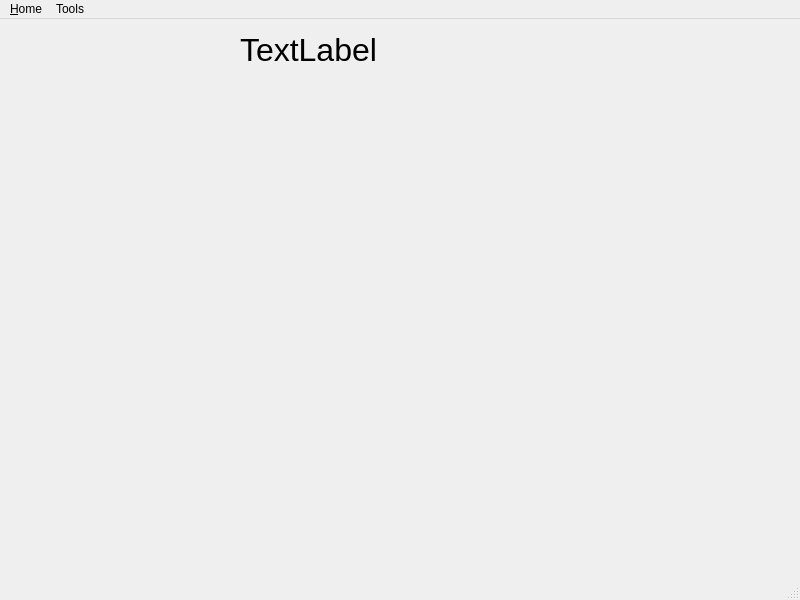
Qt form ui/main.ui (Jerrybibo/ricette-italiana-scraper) before a commit.
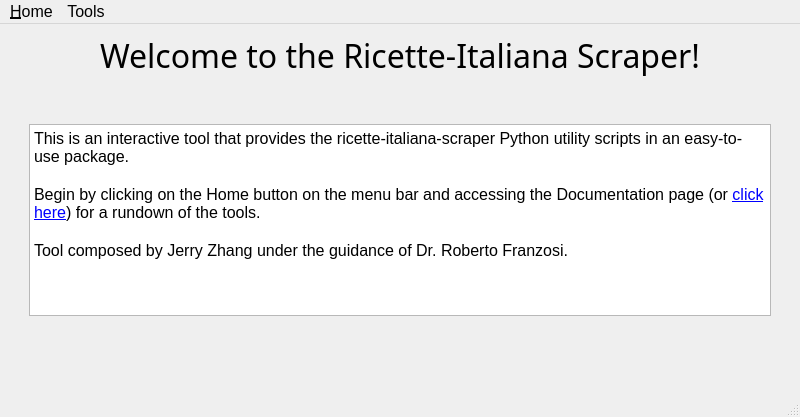
The same form after that commit.

Commit message: Completed glossario-scraper.py and uploaded output Progress on main.ui

```diff
--- a/ui/main.ui
+++ b/ui/main.ui
@@ -7,31 +7,146 @@
     <x>0</x>
     <y>0</y>
     <width>800</width>
-    <height>600</height>
+    <height>417</height>
    </rect>
   </property>
+  <property name="sizePolicy">
+   <sizepolicy hsizetype="Fixed" vsizetype="Fixed">
+    <horstretch>0</horstretch>
+    <verstretch>0</verstretch>
+   </sizepolicy>
+  </property>
+  <property name="minimumSize">
+   <size>
+    <width>800</width>
+    <height>417</height>
+   </size>
+  </property>
+  <property name="maximumSize">
+   <size>
+    <width>800</width>
+    <height>417</height>
+   </size>
+  </property>
   <property name="windowTitle">
    <string>Ricette-Italiana Scraper Utility</string>
   </property>
   <widget class="QWidget" name="centralwidget">
-   <widget class="QLabel" name="label">
-    <property name="geometry">
-     <rect>
-      <x>240</x>
-      <y>10</y>
-      <width>321</width>
-      <height>41</height>
-     </rect>
-    </property>
-    <property name="font">
-     <font>
-      <pointsize>24</pointsize>
-     </font>
-    </property>
-    <property name="text">
-     <string>TextLabel</string>
-    </property>
-   </widget>
+   <property name="sizePolicy">
+    <sizepolicy hsizetype="Fixed" vsizetype="Fixed">
+     <horstretch>0</horstretch>
+     <verstretch>0</verstretch>
+    </sizepolicy>
+   </property>
+   <layout class="QGridLayout" name="gridLayout_2">
+    <item row="0" column="1">
+     <widget class="QLabel" name="title_label">
+      <property name="font">
+       <font>
+        <family>Segoe UI Light</family>
+        <pointsize>24</pointsize>
+       </font>
+      </property>
+      <property name="text">
+       <string>Welcome to the Ricette-Italiana Scraper!</string>
+      </property>
+      <property name="alignment">
+       <set>Qt::AlignCenter</set>
+      </property>
+     </widget>
+    </item>
+    <item row="1" column="1">
+     <spacer name="verticalSpacer">
+      <property name="orientation">
+       <enum>Qt::Vertical</enum>
+      </property>
+      <property name="sizeType">
+       <enum>QSizePolicy::Minimum</enum>
+      </property>
+      <property name="sizeHint" stdset="0">
+       <size>
+        <width>20</width>
+        <height>40</height>
+       </size>
+      </property>
+     </spacer>
+    </item>
+    <item row="2" column="0">
+     <spacer name="horizontalSpacer">
+      <property name="orientation">
+       <enum>Qt::Horizontal</enum>
+      </property>
+      <property name="sizeType">
+       <enum>QSizePolicy::Maximum</enum>
+      </property>
+      <property name="sizeHint" stdset="0">
+       <size>
+        <width>20</width>
+        <height>20</height>
+       </size>
+      </property>
+     </spacer>
+    </item>
+    <item row="2" column="1">
+     <widget class="QTextBrowser" name="textBrowser">
+      <property name="sizePolicy">
+       <sizepolicy hsizetype="Preferred" vsizetype="Preferred">
+        <horstretch>0</horstretch>
+        <verstretch>0</verstretch>
+       </sizepolicy>
+      </property>
+      <property name="font">
+       <font>
+        <family>Segoe UI</family>
+        <pointsize>12</pointsize>
+       </font>
+      </property>
+      <property name="autoFillBackground">
+       <bool>false</bool>
+      </property>
+      <property name="html">
+       <string>&lt;!DOCTYPE HTML PUBLIC &quot;-//W3C//DTD HTML 4.0//EN&quot; &quot;http://www.w3.org/TR/REC-html40/strict.dtd&quot;&gt;
+&lt;html&gt;&lt;head&gt;&lt;meta name=&quot;qrichtext&quot; content=&quot;1&quot; /&gt;&lt;style type=&quot;text/css&quot;&gt;
+p, li { white-space: pre-wrap; }
+&lt;/style&gt;&lt;/head&gt;&lt;body style=&quot; font-family:'Segoe UI'; font-size:12pt; font-weight:400; font-style:normal;&quot;&gt;
+&lt;p style=&quot; margin-top:0px; margin-bottom:0px; margin-left:0px; margin-right:0px; -qt-block-indent:0; text-indent:0px;&quot;&gt;&lt;span style=&quot; font-family:'MS Shell Dlg 2';&quot;&gt;This is an interactive tool that provides the ricette-italiana-scraper Python utility scripts in an easy-to-use package.&lt;/span&gt;&lt;/p&gt;
+&lt;p style=&quot;-qt-paragraph-type:empty; margin-top:0px; margin-bottom:0px; margin-left:0px; margin-right:0px; -qt-block-indent:0; text-indent:0px; font-family:'MS Shell Dlg 2';&quot;&gt;&lt;br /&gt;&lt;/p&gt;
+&lt;p style=&quot; margin-top:0px; margin-bottom:0px; margin-left:0px; margin-right:0px; -qt-block-indent:0; text-indent:0px;&quot;&gt;&lt;span style=&quot; font-family:'MS Shell Dlg 2';&quot;&gt;Begin by clicking on the Home button on the menu bar and accessing the Documentation page (or &lt;/span&gt;&lt;a href=&quot;https://github.com/Jerrybibo/ricette-italiana-scraper/blob/master/docs/index.md&quot;&gt;&lt;span style=&quot; text-decoration: underline; color:#0000ff;&quot;&gt;click here&lt;/span&gt;&lt;/a&gt;&lt;span style=&quot; font-family:'MS Shell Dlg 2';&quot;&gt;) for a rundown of the tools.&lt;/span&gt;&lt;/p&gt;
+&lt;p style=&quot;-qt-paragraph-type:empty; margin-top:0px; margin-bottom:0px; margin-left:0px; margin-right:0px; -qt-block-indent:0; text-indent:0px; font-family:'MS Shell Dlg 2';&quot;&gt;&lt;br /&gt;&lt;/p&gt;
+&lt;p style=&quot; margin-top:0px; margin-bottom:0px; margin-left:0px; margin-right:0px; -qt-block-indent:0; text-indent:0px;&quot;&gt;&lt;span style=&quot; font-family:'MS Shell Dlg 2';&quot;&gt;Tool composed by Jerry Zhang under the guidance of Dr. Roberto Franzosi.&lt;/span&gt;&lt;/p&gt;&lt;/body&gt;&lt;/html&gt;</string>
+      </property>
+     </widget>
+    </item>
+    <item row="2" column="2">
+     <spacer name="horizontalSpacer_2">
+      <property name="orientation">
+       <enum>Qt::Horizontal</enum>
+      </property>
+      <property name="sizeType">
+       <enum>QSizePolicy::Maximum</enum>
+      </property>
+      <property name="sizeHint" stdset="0">
+       <size>
+        <width>20</width>
+        <height>20</height>
+       </size>
+      </property>
+     </spacer>
+    </item>
+    <item row="3" column="1">
+     <spacer name="verticalSpacer_3">
+      <property name="orientation">
+       <enum>Qt::Vertical</enum>
+      </property>
+      <property name="sizeHint" stdset="0">
+       <size>
+        <width>20</width>
+        <height>40</height>
+       </size>
+      </property>
+     </spacer>
+    </item>
+   </layout>
   </widget>
   <widget class="QStatusBar" name="statusbar"/>
   <widget class="QMenuBar" name="menuBar">
@@ -40,10 +155,20 @@
      <x>0</x>
      <y>0</y>
      <width>800</width>
-     <height>26</height>
+     <height>27</height>
     </rect>
    </property>
+   <property name="font">
+    <font>
+     <pointsize>12</pointsize>
+    </font>
+   </property>
    <widget class="QMenu" name="menu_Home">
+    <property name="font">
+     <font>
+      <pointsize>10</pointsize>
+     </font>
+    </property>
     <property name="title">
      <string>&amp;Home</string>
     </property>
@@ -52,6 +177,11 @@
     <addaction name="actionCredits"/>
    </widget>
    <widget class="QMenu" name="menuExtract">
+    <property name="font">
+     <font>
+      <pointsize>10</pointsize>
+     </font>
+    </property>
     <property name="title">
      <string>Tools</string>
     </property>
```
The commit also changes 2 other files.
